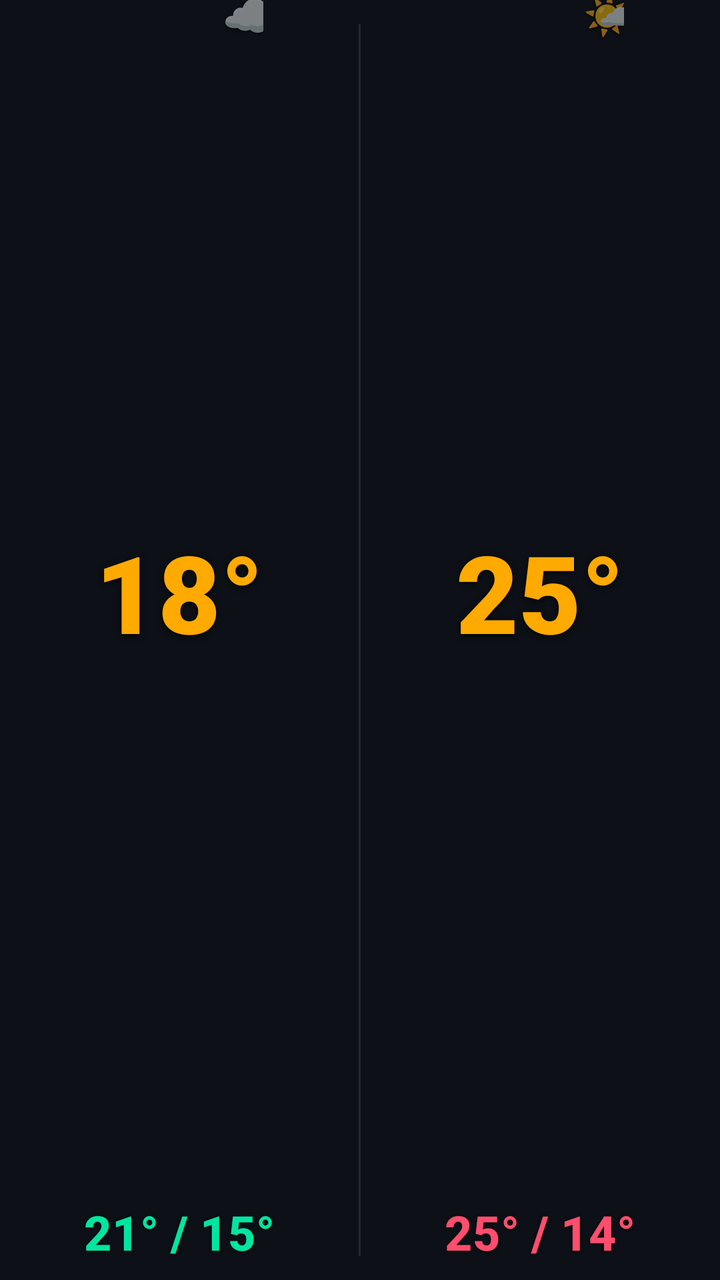
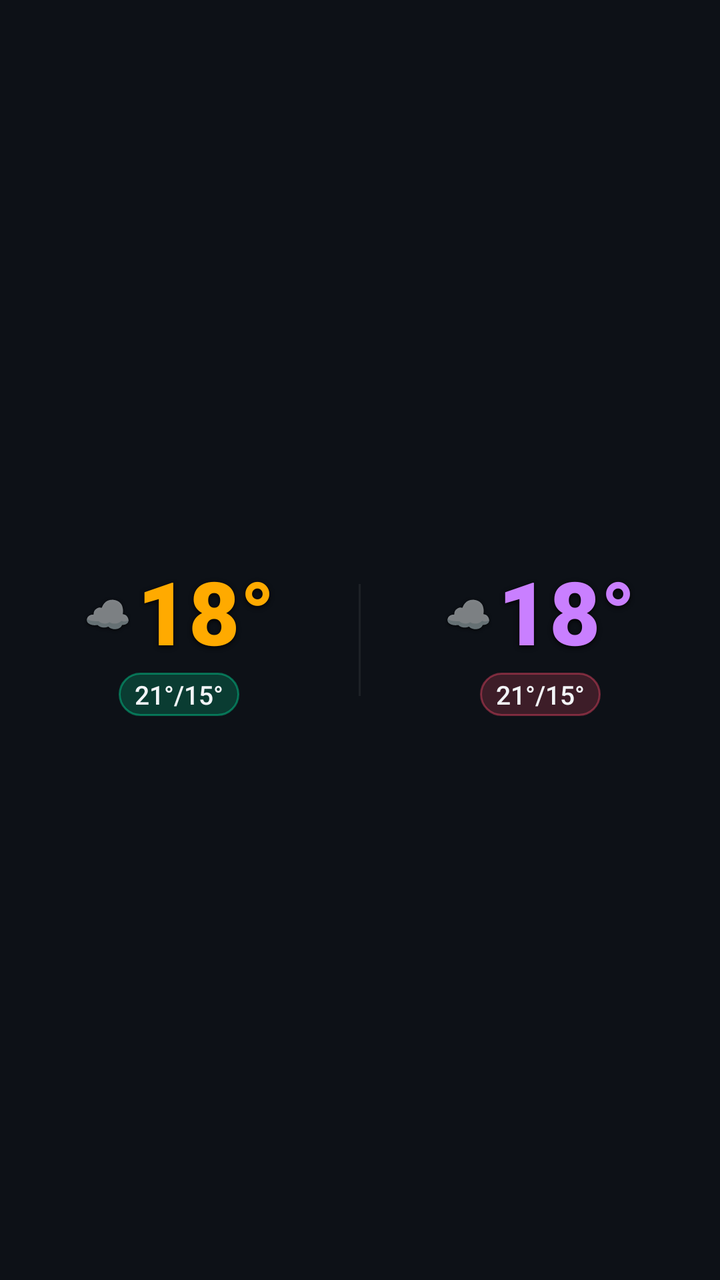

Two renders of the same Android screen: before a commit and after it. Below are the layout's source before the change and the commit's diff.
<!-- AndroidManifest.xml: application theme Theme.Weather28 -->
<!-- res/layout/widget_transparent_s.xml -->
<?xml version="1.0" encoding="utf-8"?>
<LinearLayout xmlns:android="http://schemas.android.com/apk/res/android"
    android:id="@+id/widget_root"
    android:layout_width="match_parent"
    android:layout_height="match_parent"
    android:orientation="vertical"
    android:background="@drawable/widget_bg_transparent">


    <LinearLayout
        android:layout_width="match_parent"
        android:layout_height="0dp"
        android:layout_weight="1"
        android:orientation="horizontal">

        <LinearLayout
            android:layout_width="0dp"
            android:layout_height="match_parent"
            android:layout_weight="1"
            android:orientation="vertical"
            android:gravity="center_horizontal"
            android:paddingStart="6dp"
            android:paddingEnd="6dp"
            android:paddingBottom="8dp">

            <FrameLayout
                android:layout_width="wrap_content"
                android:layout_height="0dp"
                android:layout_weight="1">

                <TextView
                    android:id="@+id/today_temp"
                    android:layout_width="wrap_content"
                    android:layout_height="wrap_content"
                    android:layout_gravity="center"
                    android:text="18°"
                    android:textColor="#ffaa00"
                    android:textSize="54sp"
                    android:fontFamily="sans-serif-black"
                    android:includeFontPadding="false"
                    android:gravity="center"
                    android:shadowColor="#e6000000" android:shadowDx="0" android:shadowDy="2" android:shadowRadius="7"/>

                <TextView
                    android:id="@+id/today_icon"
                    android:layout_width="wrap_content"
                    android:layout_height="wrap_content"
                    android:layout_gravity="top|end"
                    android:layout_marginTop="-5dp"
                    android:layout_marginEnd="-7dp"
                    android:text="☁️"
                    android:textSize="22sp"
                    android:includeFontPadding="false"
                    android:gravity="center"
                    android:shadowColor="#cc000000" android:shadowDx="0" android:shadowDy="1" android:shadowRadius="4"/>
            </FrameLayout>

            <TextView
                android:id="@+id/today_minmax"
                android:layout_width="wrap_content"
                android:layout_height="wrap_content"
                android:text="21° / 15°"
                android:textColor="#00e5a0"
                android:textSize="24sp"
                android:fontFamily="sans-serif-medium"
                android:textStyle="bold"
                android:layout_marginTop="2dp"
                android:shadowColor="#cc000000" android:shadowDx="0" android:shadowDy="1" android:shadowRadius="4"/>
        </LinearLayout>

        <TextView
            android:layout_width="1dp"
            android:layout_height="match_parent"
            android:background="#18ffffff"
            android:layout_marginTop="12dp"
            android:layout_marginBottom="12dp"
            android:text=""/>

        <LinearLayout
            android:layout_width="0dp"
            android:layout_height="match_parent"
            android:layout_weight="1"
            android:orientation="vertical"
            android:gravity="center_horizontal"
            android:paddingStart="6dp"
            android:paddingEnd="6dp"
            android:paddingBottom="8dp">

            <FrameLayout
                android:layout_width="wrap_content"
                android:layout_height="0dp"
                android:layout_weight="1">

                <TextView
                    android:id="@+id/tomorrow_temp"
                    android:layout_width="wrap_content"
                    android:layout_height="wrap_content"
                    android:layout_gravity="center"
                    android:text="25°"
                    android:textColor="#ffaa00"
                    android:textSize="54sp"
                    android:fontFamily="sans-serif-black"
                    android:includeFontPadding="false"
                    android:gravity="center"
                    android:shadowColor="#e6000000" android:shadowDx="0" android:shadowDy="2" android:shadowRadius="7"/>

                <TextView
                    android:id="@+id/tomorrow_icon"
                    android:layout_width="wrap_content"
                    android:layout_height="wrap_content"
                    android:layout_gravity="top|end"
                    android:layout_marginTop="-5dp"
                    android:layout_marginEnd="-7dp"
                    android:text="🌤️"
                    android:textSize="22sp"
                    android:includeFontPadding="false"
                    android:gravity="center"
                    android:shadowColor="#cc000000" android:shadowDx="0" android:shadowDy="1" android:shadowRadius="4"/>
            </FrameLayout>

            <TextView
                android:id="@+id/tomorrow_minmax"
                android:layout_width="wrap_content"
                android:layout_height="wrap_content"
                android:text="25° / 14°"
                android:textColor="#ff4d6d"
                android:textSize="24sp"
                android:fontFamily="sans-serif-medium"
                android:textStyle="bold"
                android:layout_marginTop="2dp"
                android:shadowColor="#cc000000" android:shadowDx="0" android:shadowDy="1" android:shadowRadius="4"/>
        </LinearLayout>
    </LinearLayout>

    <TextView android:id="@+id/widget_refresh"   android:layout_width="0dp" android:layout_height="0dp" android:visibility="gone"/>
    <TextView android:id="@+id/today_desc"       android:layout_width="0dp" android:layout_height="0dp" android:visibility="gone"/>
    <TextView android:id="@+id/tomorrow_desc"    android:layout_width="0dp" android:layout_height="0dp" android:visibility="gone"/>
    <TextView android:id="@+id/today_icon_bg"    android:layout_width="0dp" android:layout_height="0dp" android:visibility="gone"/>
    <TextView android:id="@+id/tomorrow_icon_bg" android:layout_width="0dp" android:layout_height="0dp" android:visibility="gone"/>
    <TextView android:id="@+id/today_rain"       android:layout_width="0dp" android:layout_height="0dp" android:visibility="gone"/>
    <TextView android:id="@+id/today_wind"       android:layout_width="0dp" android:layout_height="0dp" android:visibility="gone"/>
    <TextView android:id="@+id/tomorrow_rain"    android:layout_width="0dp" android:layout_height="0dp" android:visibility="gone"/>
    <TextView android:id="@+id/tomorrow_wind"    android:layout_width="0dp" android:layout_height="0dp" android:visibility="gone"/>
</LinearLayout>
<!-- resources referenced by this layout -->
<resources>
  <!-- drawable widget_bg_transparent (drawable) -->
  <?xml version="1.0" encoding="utf-8"?>
  <shape xmlns:android="http://schemas.android.com/apk/res/android" android:shape="rectangle">
      <solid android:color="#00000000"/>
      <corners android:radius="20dp"/>
  </shape>
  <style name="Theme.Weather28" parent="Theme.MaterialComponents.DayNight.NoActionBar">
          <item name="colorPrimary">#00e5a0</item>
          <item name="colorPrimaryVariant">#4d9fff</item>
          <item name="colorOnPrimary">#0d1117</item>
          <item name="android:windowBackground">#0d1117</item>
          <item name="android:statusBarColor">#0d1117</item>
          <item name="android:navigationBarColor">#0d1117</item>
      </style>
</resources>

<!-- the commit's change to res/layout/widget_transparent_s.xml (unified diff, before → after) -->
@@ -6,74 +6,74 @@
     android:orientation="vertical"
     android:background="@drawable/widget_bg_transparent">
 
-
     <LinearLayout
         android:layout_width="match_parent"
         android:layout_height="0dp"
         android:layout_weight="1"
-        android:orientation="horizontal">
+        android:orientation="horizontal"
+        android:gravity="center_vertical">
 
         <LinearLayout
             android:layout_width="0dp"
             android:layout_height="match_parent"
             android:layout_weight="1"
             android:orientation="vertical"
-            android:gravity="center_horizontal"
-            android:paddingStart="6dp"
-            android:paddingEnd="6dp"
-            android:paddingBottom="8dp">
+            android:gravity="center"
+            android:paddingStart="5dp"
+            android:paddingEnd="5dp">
 
-            <FrameLayout
+            <LinearLayout
                 android:layout_width="wrap_content"
-                android:layout_height="0dp"
-                android:layout_weight="1">
+                android:layout_height="wrap_content"
+                android:orientation="horizontal"
+                android:gravity="center_vertical">
+
+                <TextView
+                    android:id="@+id/today_icon"
+                    android:layout_width="wrap_content"
+                    android:layout_height="wrap_content"
+                    android:text="☁️"
+                    android:textSize="19sp"
+                    android:includeFontPadding="false"
+                    android:gravity="center"
+                    android:layout_marginEnd="3dp"
+                    android:shadowColor="#cc000000" android:shadowDx="0" android:shadowDy="1" android:shadowRadius="4"/>
 
                 <TextView
                     android:id="@+id/today_temp"
                     android:layout_width="wrap_content"
                     android:layout_height="wrap_content"
-                    android:layout_gravity="center"
                     android:text="18°"
                     android:textColor="#ffaa00"
-                    android:textSize="54sp"
+                    android:textSize="44sp"
                     android:fontFamily="sans-serif-black"
                     android:includeFontPadding="false"
                     android:gravity="center"
-                    android:shadowColor="#e6000000" android:shadowDx="0" android:shadowDy="2" android:shadowRadius="7"/>
-
-                <TextView
-                    android:id="@+id/today_icon"
-                    android:layout_width="wrap_content"
-                    android:layout_height="wrap_content"
-                    android:layout_gravity="top|end"
-                    android:layout_marginTop="-5dp"
-                    android:layout_marginEnd="-7dp"
-                    android:text="☁️"
-                    android:textSize="22sp"
-                    android:includeFontPadding="false"
-                    android:gravity="center"
-                    android:shadowColor="#cc000000" android:shadowDx="0" android:shadowDy="1" android:shadowRadius="4"/>
-            </FrameLayout>
+                    android:shadowColor="#e6000000" android:shadowDx="0" android:shadowDy="2" android:shadowRadius="6"/>
+            </LinearLayout>
 
             <TextView
                 android:id="@+id/today_minmax"
                 android:layout_width="wrap_content"
                 android:layout_height="wrap_content"
-                android:text="21° / 15°"
-                android:textColor="#00e5a0"
-                android:textSize="24sp"
+                android:text="21°/15°"
+                android:textColor="#f2f5f8"
+                android:textSize="13sp"
                 android:fontFamily="sans-serif-medium"
-                android:textStyle="bold"
-                android:layout_marginTop="2dp"
-                android:shadowColor="#cc000000" android:shadowDx="0" android:shadowDy="1" android:shadowRadius="4"/>
+                android:maxLines="1"
+                android:ellipsize="end"
+                android:background="@drawable/widget_pill_green"
+                android:paddingStart="8dp"
+                android:paddingEnd="8dp"
+                android:paddingTop="2dp"
+                android:paddingBottom="2dp"
+                android:layout_marginTop="3dp"/>
         </LinearLayout>
 
         <TextView
             android:layout_width="1dp"
-            android:layout_height="match_parent"
-            android:background="#18ffffff"
-            android:layout_marginTop="12dp"
-            android:layout_marginBottom="12dp"
+            android:layout_height="56dp"
+            android:background="#22888888"
             android:text=""/>
 
         <LinearLayout
@@ -81,64 +81,68 @@
             android:layout_height="match_parent"
             android:layout_weight="1"
             android:orientation="vertical"
-            android:gravity="center_horizontal"
-            android:paddingStart="6dp"
-            android:paddingEnd="6dp"
-            android:paddingBottom="8dp">
+            android:gravity="center"
+            android:paddingStart="5dp"
+            android:paddingEnd="5dp">
 
-            <FrameLayout
+            <LinearLayout
                 android:layout_width="wrap_content"
-                android:layout_height="0dp"
-                android:layout_weight="1">
+                android:layout_height="wrap_content"
+                android:orientation="horizontal"
+                android:gravity="center_vertical">
+
+                <TextView
+                    android:id="@+id/tomorrow_icon"
+                    android:layout_width="wrap_content"
+                    android:layout_height="wrap_content"
+                    android:text="☁️"
+                    android:textSize="19sp"
+                    android:includeFontPadding="false"
+                    android:gravity="center"
+                    android:layout_marginEnd="3dp"
+                    android:shadowColor="#cc000000" android:shadowDx="0" android:shadowDy="1" android:shadowRadius="4"/>
 
                 <TextView
                     android:id="@+id/tomorrow_temp"
                     android:layout_width="wrap_content"
                     android:layout_height="wrap_content"
-                    android:layout_gravity="center"
-                    android:text="25°"
-                    android:textColor="#ffaa00"
-                    android:textSize="54sp"
+                    android:text="18°"
+                    android:textColor="#c97fff"
+                    android:textSize="44sp"
                     android:fontFamily="sans-serif-black"
                     android:includeFontPadding="false"
                     android:gravity="center"
-                    android:shadowColor="#e6000000" android:shadowDx="0" android:shadowDy="2" android:shadowRadius="7"/>
-
-                <TextView
-                    android:id="@+id/tomorrow_icon"
-                    android:layout_width="wrap_content"
-                    android:layout_height="wrap_content"
-                    android:layout_gravity="top|end"
-                    android:layout_marginTop="-5dp"
-                    android:layout_marginEnd="-7dp"
-                    android:text="🌤️"
-                    android:textSize="22sp"
-                    android:includeFontPadding="false"
-                    android:gravity="center"
-                    android:shadowColor="#cc000000" android:shadowDx="0" android:shadowDy="1" android:shadowRadius="4"/>
-            </FrameLayout>
+                    android:shadowColor="#e6000000" android:shadowDx="0" android:shadowDy="2" android:shadowRadius="6"/>
+            </LinearLayout>
 
             <TextView
                 android:id="@+id/tomorrow_minmax"
                 android:layout_width="wrap_content"
                 android:layout_height="wrap_content"
-                android:text="25° / 14°"
-                android:textColor="#ff4d6d"
-                android:textSize="24sp"
+                android:text="21°/15°"
+                android:textColor="#f2f5f8"
+                android:textSize="13sp"
                 android:fontFamily="sans-serif-medium"
-                android:textStyle="bold"
-                android:layout_marginTop="2dp"
-                android:shadowColor="#cc000000" android:shadowDx="0" android:shadowDy="1" android:shadowRadius="4"/>
+                android:maxLines="1"
+                android:ellipsize="end"
+                android:background="@drawable/widget_pill_pink"
+                android:paddingStart="8dp"
+                android:paddingEnd="8dp"
+                android:paddingTop="2dp"
+                android:paddingBottom="2dp"
+                android:layout_marginTop="3dp"/>
         </LinearLayout>
+
     </LinearLayout>
 
-    <TextView android:id="@+id/widget_refresh"   android:layout_width="0dp" android:layout_height="0dp" android:visibility="gone"/>
-    <TextView android:id="@+id/today_desc"       android:layout_width="0dp" android:layout_height="0dp" android:visibility="gone"/>
-    <TextView android:id="@+id/tomorrow_desc"    android:layout_width="0dp" android:layout_height="0dp" android:visibility="gone"/>
-    <TextView android:id="@+id/today_icon_bg"    android:layout_width="0dp" android:layout_height="0dp" android:visibility="gone"/>
+    <TextView android:id="@+id/widget_refresh" android:layout_width="0dp" android:layout_height="0dp" android:visibility="gone"/>
+    <TextView android:id="@+id/today_desc" android:layout_width="0dp" android:layout_height="0dp" android:visibility="gone"/>
+    <TextView android:id="@+id/tomorrow_desc" android:layout_width="0dp" android:layout_height="0dp" android:visibility="gone"/>
+    <TextView android:id="@+id/today_icon_bg" android:layout_width="0dp" android:layout_height="0dp" android:visibility="gone"/>
     <TextView android:id="@+id/tomorrow_icon_bg" android:layout_width="0dp" android:layout_height="0dp" android:visibility="gone"/>
-    <TextView android:id="@+id/today_rain"       android:layout_width="0dp" android:layout_height="0dp" android:visibility="gone"/>
-    <TextView android:id="@+id/today_wind"       android:layout_width="0dp" android:layout_height="0dp" android:visibility="gone"/>
-    <TextView android:id="@+id/tomorrow_rain"    android:layout_width="0dp" android:layout_height="0dp" android:visibility="gone"/>
-    <TextView android:id="@+id/tomorrow_wind"    android:layout_width="0dp" android:layout_height="0dp" android:visibility="gone"/>
+    <TextView android:id="@+id/today_rain" android:layout_width="0dp" android:layout_height="0dp" android:visibility="gone"/>
+    <TextView android:id="@+id/today_wind" android:layout_width="0dp" android:layout_height="0dp" android:visibility="gone"/>
+    <TextView android:id="@+id/tomorrow_rain" android:layout_width="0dp" android:layout_height="0dp" android:visibility="gone"/>
+    <TextView android:id="@+id/tomorrow_wind" android:layout_width="0dp" android:layout_height="0dp" android:visibility="gone"/>
+
 </LinearLayout>
<!-- resource entries referenced after the edit -->
@@ -4,6 +4,20 @@
   <?xml version="1.0" encoding="utf-8"?>
   <shape xmlns:android="http://schemas.android.com/apk/res/android" android:shape="rectangle">
       <solid android:color="#00000000"/>
+      <corners android:radius="20dp"/>
+  </shape>
+  <!-- drawable widget_pill_green (drawable) -->
+  <?xml version="1.0" encoding="utf-8"?>
+  <shape xmlns:android="http://schemas.android.com/apk/res/android" android:shape="rectangle">
+      <solid android:color="#3300e5a0"/>
+      <stroke android:width="1dp" android:color="#6600e5a0"/>
+      <corners android:radius="20dp"/>
+  </shape>
+  <!-- drawable widget_pill_pink (drawable) -->
+  <?xml version="1.0" encoding="utf-8"?>
+  <shape xmlns:android="http://schemas.android.com/apk/res/android" android:shape="rectangle">
+      <solid android:color="#33ff4d6d"/>
+      <stroke android:width="1dp" android:color="#66ff4d6d"/>
       <corners android:radius="20dp"/>
   </shape>
   <style name="Theme.Weather28" parent="Theme.MaterialComponents.DayNight.NoActionBar">
